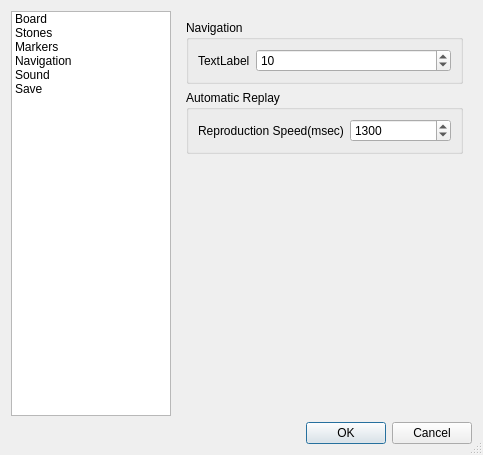
Above: setupdialog.ui from nullx002/mugo before the change. Below: the same form after it.
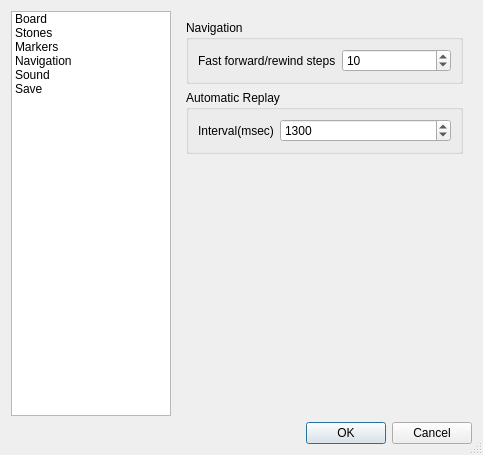
That is the form after the change. The open tabs and pages were chosen to show the change.

What changed in the file:
```diff
--- a/setupdialog.ui
+++ b/setupdialog.ui
@@ -634,7 +634,7 @@
             <item row="0" column="0">
              <widget class="QLabel" name="label">
               <property name="text">
-               <string>TextLabel</string>
+               <string>Fast forward/rewind steps</string>
               </property>
              </widget>
             </item>
@@ -663,7 +663,7 @@
             <item row="0" column="0">
              <widget class="QLabel" name="reproductionSpeedLabel">
               <property name="text">
-               <string>Reproduction Speed(msec)</string>
+               <string>Interval(msec)</string>
               </property>
              </widget>
             </item>
```
Left out of the diff: 2 changed lines with no effect on the pictures.
